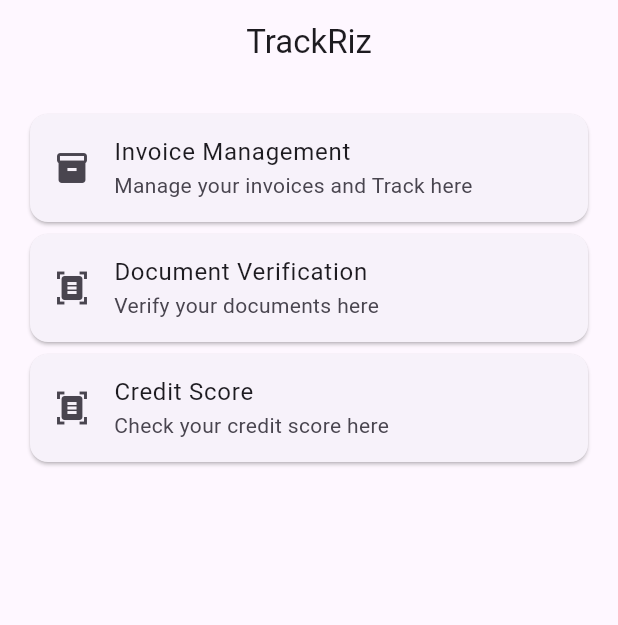
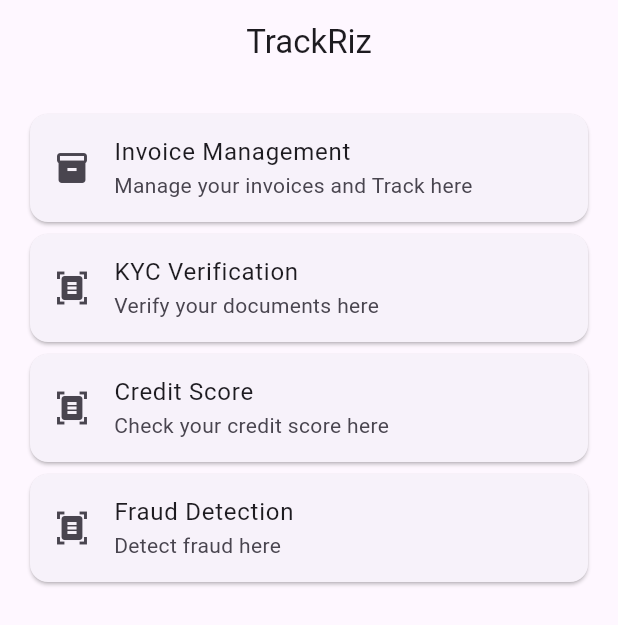
Before and after one commit to Thirumurugan-12/bob-phone, a Flutter app: the screen it shows after launch, on a phone screen of 412 x 824 dp. Shown: the top 625 px of the screen. Run offline on Flutter 3.47's test engine with Material 3 defaults, Android fonts, the phone set to English and light mode, and no system bars; our stand-ins replace image_picker, percent_indicator.

Commit message:
document integrated kyc

```diff
--- a/lib/backend/api.dart
+++ b/lib/backend/api.dart
@@ -0,0 +1,3 @@
+class Api {
+  static const String baseUrl = 'https://d84c-117-254-39-10.ngrok-free.app';
+}
--- a/lib/main.dart
+++ b/lib/main.dart
@@ -12,6 +12,7 @@ class MyApp extends StatelessWidget {
   Widget build(BuildContext context) {
     return MaterialApp(
       title: 'Flutter Demo',
+      darkTheme: ThemeData.dark(),
       theme: ThemeData(
         primarySwatch: Colors.blue,
       ),
--- a/lib/screens/homepage.dart
+++ b/lib/screens/homepage.dart
@@ -40,7 +40,7 @@ class HomePage extends StatelessWidget {
               child: Card(
                 child: ListTile(
                   leading: Icon(Icons.document_scanner),
-                  title: Text('Document Verification'),
+                  title: Text('KYC Verification'),
                   subtitle: Text('Verify your documents here'),
                 ),
               ),
@@ -58,6 +58,16 @@ class HomePage extends StatelessWidget {
                 ),
               ),
             ),
+            InkWell(
+
+              child: Card(
+                child: ListTile(
+                  leading: Icon(Icons.document_scanner),
+                  title: Text('Fraud Detection'),
+                  subtitle: Text('Detect fraud here'),
+                ),
+              ),
+            ),
             // Add more cards here
           ],
         ),
--- a/lib/screens/invoice.dart
+++ b/lib/screens/invoice.dart
@@ -1,4 +1,5 @@
 import 'dart:io';
+import 'package:bob_phone/backend/api.dart';
 import 'package:flutter/material.dart';
 import 'package:image_picker/image_picker.dart';
 import 'package:http/http.dart' as http;
@@ -29,7 +30,7 @@ class _InvoicePageState extends State<InvoicePage> {
     var request = http.MultipartRequest(
         'POST',
         Uri.parse(
-            'https://0384-117-254-38-213.ngrok-free.app/api/recognize_receipts'));
+            '${Api.baseUrl}/api/recognize_receipts'));
     request.files.add(await http.MultipartFile.fromPath('file', _image!.path));
     var res = await request.send();
     var response = await http.Response.fromStream(res);
```
Also changed, not shown: lib/screens/document.dart (+66 -15 lines).
